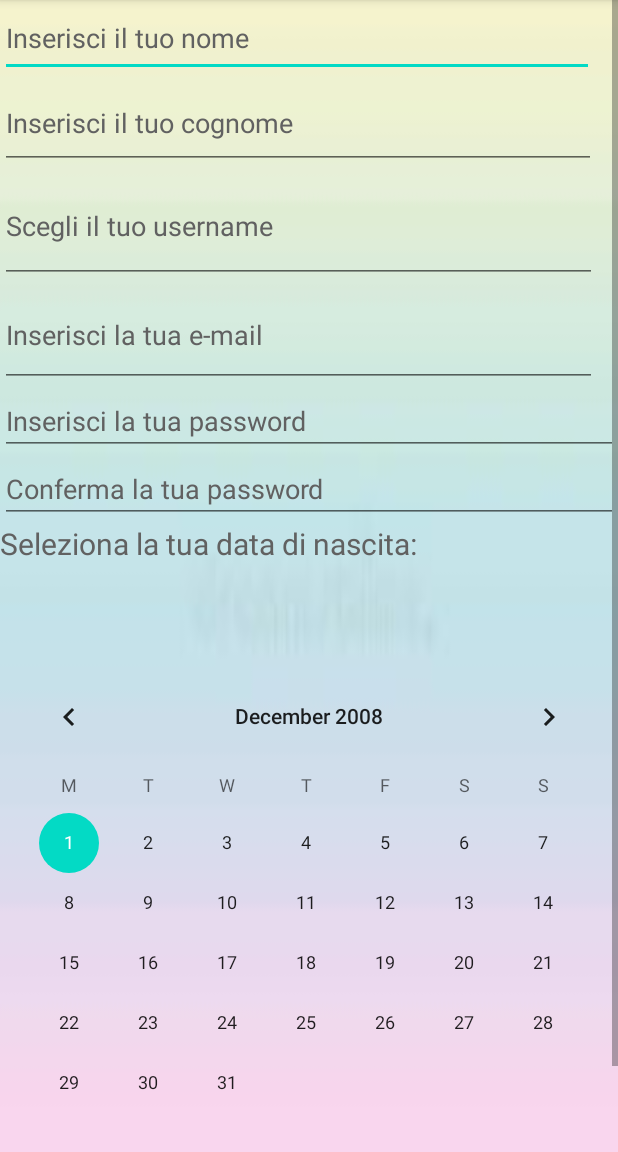
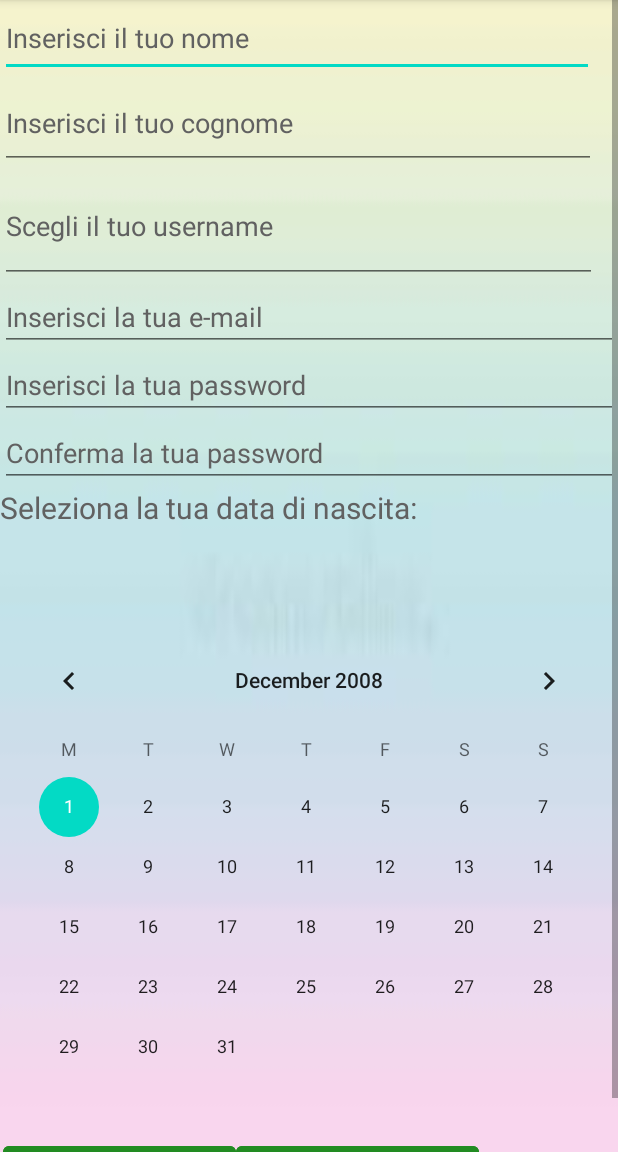
Before and after one commit to IsabellaMarini/AppProgetto2, an Android app: the screen it shows after launch (paginaRegistrati), after a tap on "REGISTRATI", on a phone screen of 412 x 824 dp, the part 84-1236 px from its top. Run offline under Robolectric (Android 15) with nearby library versions, the phone set to English and light mode, and no system bars; our stand-ins replace Firebase (no records; nobody signed in at launch, a user with empty details on screens opened directly).

```diff
--- a/app/src/main/res/layout/registrati.xml
+++ b/app/src/main/res/layout/registrati.xml
@@ -50,13 +50,13 @@
 
             <EditText
                 android:id="@+id/Email2"
-                android:layout_width="398dp"
-                android:layout_height="69dp"
+                android:layout_width="match_parent"
+                android:layout_height="wrap_content"
                 android:ems="10"
+                android:inputType="textEmailAddress"
                 android:hint="@string/email2"
-                android:inputType="textNoSuggestions"
                 android:textColorHint="#616161"
-                android:autofillHints="" />
+                android:autofillHints=""/>
 
             <EditText
                 android:id="@+id/password2"
```
Also changed, not shown: app/src/main/java/com/example/appprogetto/paginaRegistrati.kt (+48 -26 lines).
